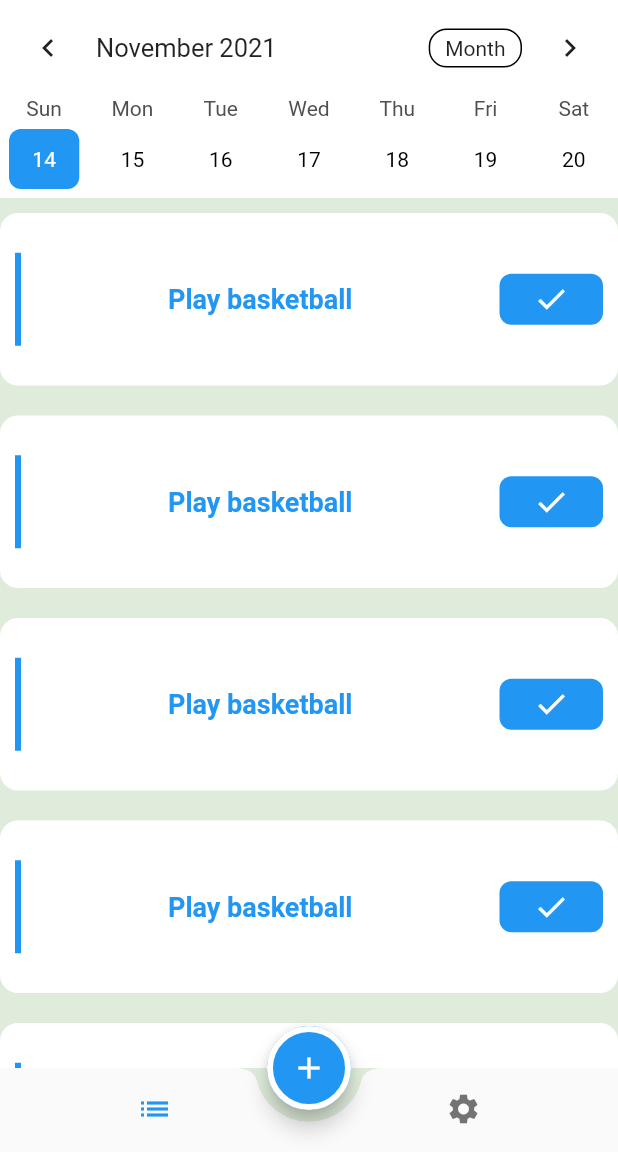
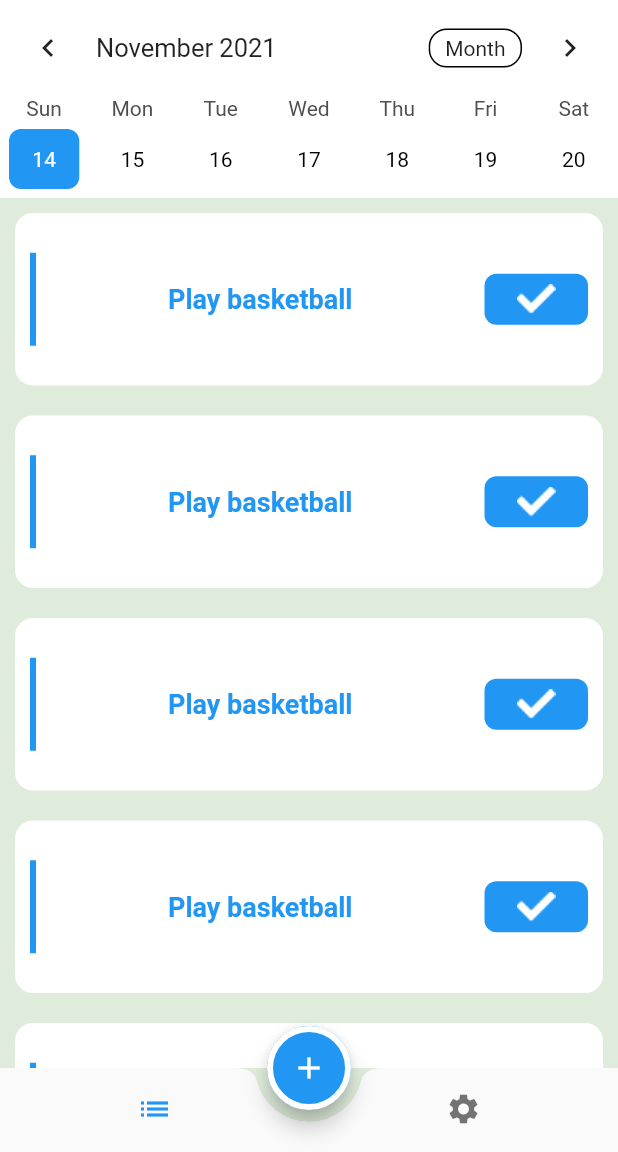
Before and after one commit to mustafasa3eed/todo, a Flutter app: the screen it shows after launch, on a phone screen of 412 x 824 dp, the part 84-1236 px from its top. Run offline on Flutter 3.47's test engine with Material 2 defaults, Android fonts, the phone set to English and light mode, and no system bars; drawn by our look-alikes of flutter_slidable, table_calendar.

Commit message:
slidable decoration

```diff
--- a/lib/ui/home/todo_widget.dart
+++ b/lib/ui/home/todo_widget.dart
@@ -6,20 +6,43 @@ class TodoWidget extends StatelessWidget {
 
   @override
   Widget build(BuildContext context) {
-    return Slidable(
-      startActionPane: ActionPane(motion: ScrollMotion(), children: [
-        SlidableAction(
-        onPressed: null,
-        backgroundColor: Color(0xFFFE4A49),
-        foregroundColor: Colors.white,
-        icon: Icons.delete,
-        label: 'Delete',
-        )],),
+    return Container(
+      margin: EdgeInsets.symmetric(horizontal: 10),
+      child: Slidable(
+        actionPane: SlidableDrawerActionPane(),
+        actions: [
+          IconSlideAction(
+            onTap: () {},
+            color: Colors.transparent,
+            iconWidget: Container(
+              decoration: const BoxDecoration(
+                color: Color.fromARGB(255, 236, 75, 75),
+                  borderRadius: BorderRadius.only(
+                      topLeft: Radius.circular(12),
+                      bottomLeft: Radius.circular(12))),
+              margin: EdgeInsets.symmetric(vertical: 10),
+              child: Column(
+                mainAxisAlignment: MainAxisAlignment.center,
+                crossAxisAlignment: CrossAxisAlignment.stretch,
+                children: [
+                  Icon(
+                    Icons.delete,
+                    color: Colors.white,
+                  ),
+                  Text(
+                    'Delete',
+                    style: TextStyle(color: Colors.white),
+                    textAlign: TextAlign.center,
+                  )
+                ],
+              ),
+            ),
+          )
+        ],
         child: Container(
           decoration: BoxDecoration(
             borderRadius: BorderRadius.circular(12),
             color: Colors.white,
-
           ),
           margin: EdgeInsets.symmetric(vertical: 10),
           width: 352,
@@ -32,14 +55,17 @@ class TodoWidget extends StatelessWidget {
                 height: 62,
                 color: Theme.of(context).primaryColor,
               ),
-            Expanded(child: Column(
+              Expanded(
+                  child: Column(
                 mainAxisAlignment: MainAxisAlignment.center,
                 children: [
-                Text('Play basketball',style: TextStyle(
+                  Text(
+                    'Play basketball',
+                    style: TextStyle(
                         color: Theme.of(context).primaryColor,
                         fontSize: 18,
-                  fontWeight: FontWeight.bold
-                ),)
+                        fontWeight: FontWeight.bold),
+                  )
                 ],
               )),
               Container(
@@ -47,12 +73,15 @@ class TodoWidget extends StatelessWidget {
                 height: 34,
                 decoration: BoxDecoration(
                     color: Theme.of(context).primaryColor,
-                borderRadius: BorderRadius.circular(8)
+                    borderRadius: BorderRadius.circular(8)),
+                margin: EdgeInsets.all(10),
+                child: ImageIcon(
+                  AssetImage('assets/images/icon-check.png'),
+                  color: Colors.white,
                 ),
-              margin: EdgeInsets.all(10),
-              child: Icon(Icons.check,
-            color: Colors.white,),)
+              )
             ],
+          ),
         ),
       ),
     );
```
Also changed, not shown: pubspec.yaml (+4 -3 lines), assets/images/2.0x/icon-check@2x.png (added), assets/images/3.0x/icon-check@3x.png (added), assets/images/icon-check.png (added), pubspec.lock. Lines whose indentation alone changed are shown as unchanged.
